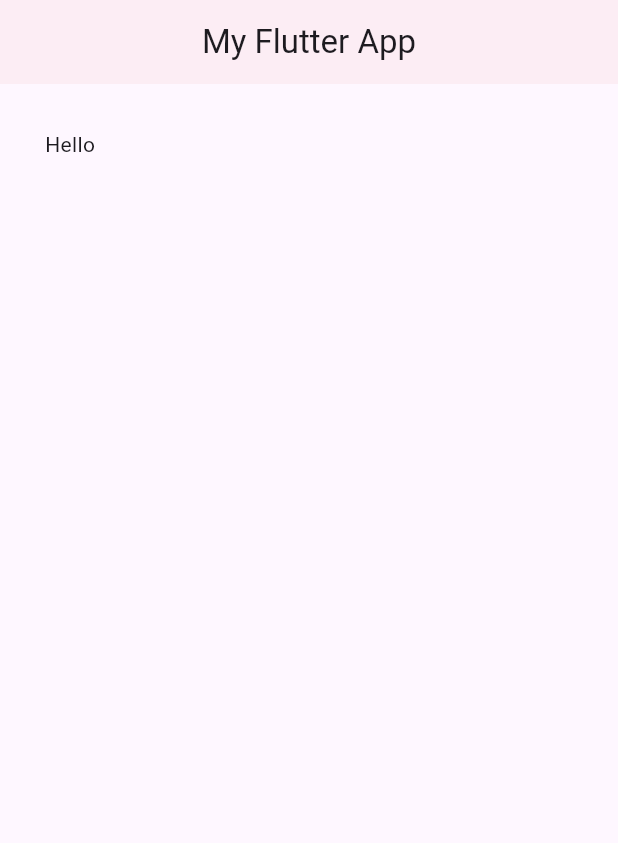
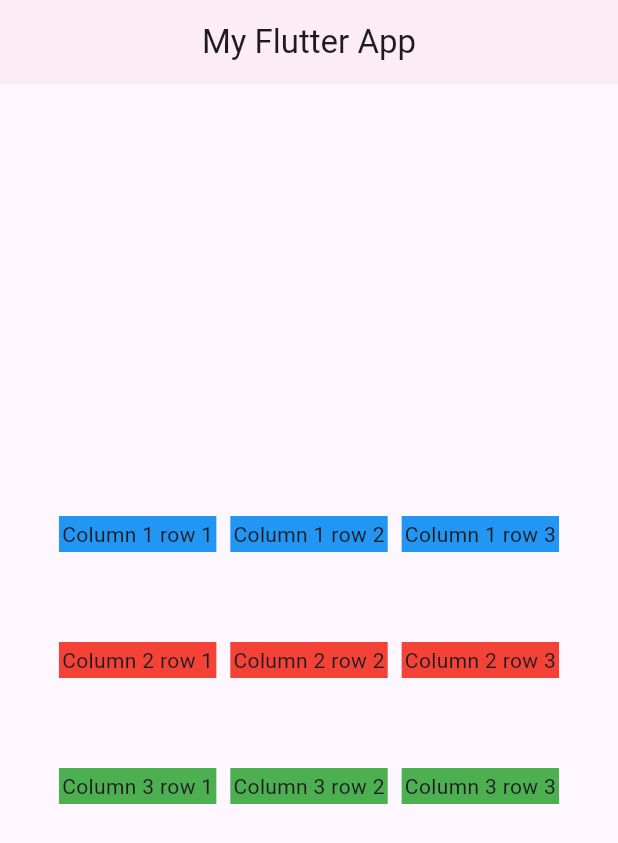
Before and after one commit to AndroPyro28/flutter_practice, a Flutter app: the screen it shows after launch, on a phone screen of 412 x 824 dp. Shown: the top 843 px of the screen. Run offline on Flutter 3.47's test engine with Material 3 defaults, Android fonts, the phone set to English and light mode, and no system bars.

Commit message:
columns and rows

```diff
--- a/lib/main.dart
+++ b/lib/main.dart
@@ -20,17 +20,67 @@ class MyApp extends StatelessWidget {
         centerTitle: true,
         backgroundColor: const Color.fromARGB(31, 238, 164, 164),
       ),
-      // contain widget
-      // body: Container(
-      //   color: Colors.grey,
-      //   child: Text("Hello"),
-      //   padding: EdgeInsets.fromLTRB(10, 20, 30, 40),
-      //   margin: EdgeInsets.all(30),
-      // )
-      // padding widget
-      body: Padding(
-        child: Text("Hello",),
-        padding: EdgeInsets.all(30),
+      body: Column(
+        mainAxisAlignment: MainAxisAlignment.center,
+        children: <Widget>[
+          Container(
+              padding: const EdgeInsets.all(30),
+              child: Row(
+                mainAxisAlignment: MainAxisAlignment.spaceEvenly,
+                children: [
+                  Container(
+                      color: Colors.blue,
+                      child: const Text("Column 1 row 1"),
+                      padding: EdgeInsets.all(2)),
+                  Container(
+                      color: Colors.blue,
+                      child: const Text("Column 1 row 2"),
+                      padding: EdgeInsets.all(2)),
+                  Container(
+                      color: Colors.blue,
+                      child: const Text("Column 1 row 3"),
+                      padding: EdgeInsets.all(2)),
+                ],
+              )),
+          Container(
+              padding: EdgeInsets.all(30),
+              child: Row(
+                mainAxisAlignment: MainAxisAlignment.spaceEvenly,
+                children: [
+                  Container(
+                      color: Colors.red,
+                      child: const Text("Column 2 row 1"),
+                      padding: EdgeInsets.all(2)),
+                  Container(
+                      color: Colors.red,
+                      child: const Text("Column 2 row 2"),
+                      padding: EdgeInsets.all(2)),
+                  Container(
+                      color: Colors.red,
+                      child: const Text("Column 2 row 3"),
+                      padding: EdgeInsets.all(2)),
+                ],
+              )),
+          Container(
+              padding: EdgeInsets.all(30),
+              child: Row(
+                mainAxisAlignment: MainAxisAlignment.spaceEvenly,
+                children: [
+                  Container(
+                      color: Colors.green,
+                      child: const Text("Column 3 row 1"),
+                      padding: EdgeInsets.all(2)),
+                  Container(
+                      color: Colors.green,
+                      child: const Text("Column 3 row 2"),
+                      padding: EdgeInsets.all(2)),
+                  Container(
+                      color: Colors.green,
+                      child: const Text("Column 3 row 3"),
+                      padding: EdgeInsets.all(2)),
+                ],
+              )),
+        ],
       ),
     );
   }
```
